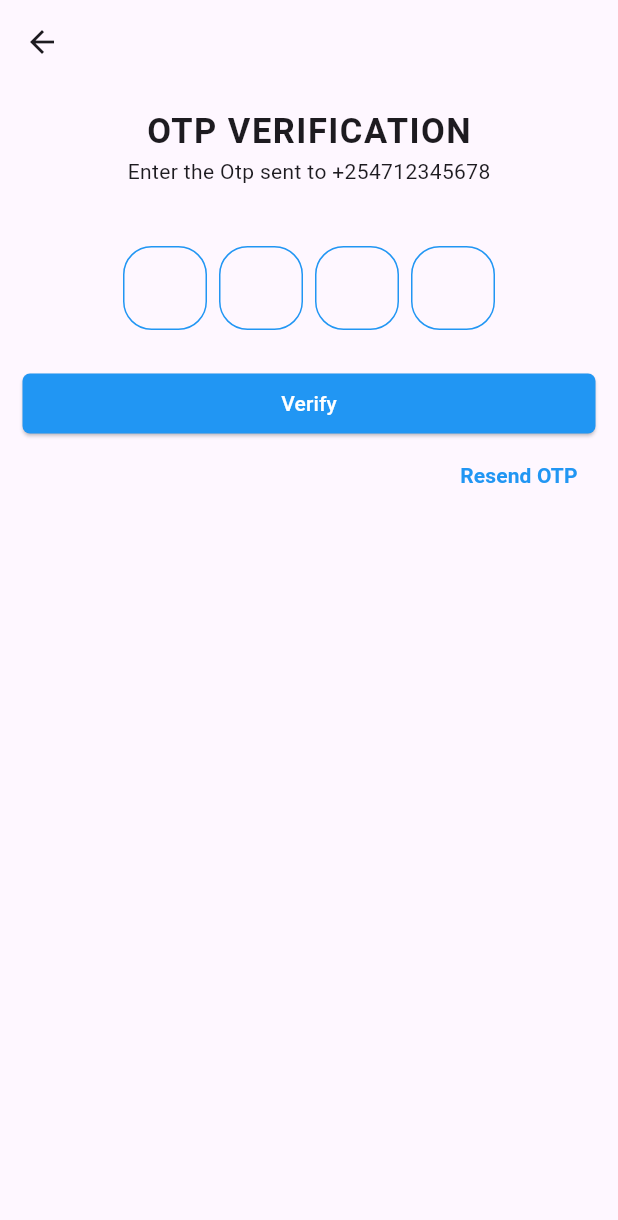
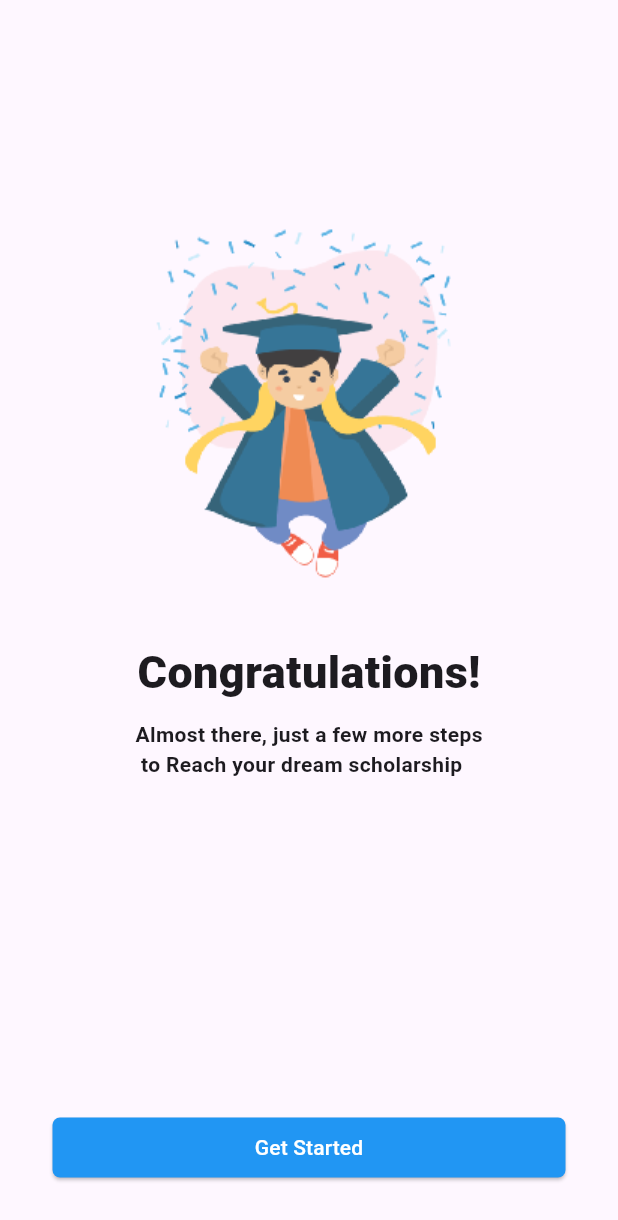
Before and after one commit to Its-Brayan/bursa_in_frontend, a Flutter app: the OTP screen opened by its route, after a tap on "Verify", on a phone screen of 412 x 824 dp. Shown: the top 1220 px of the screen. Run offline on Flutter 3.47's test engine with Material 3 defaults, Android fonts, the phone set to English and light mode, and no system bars; drawn by our look-alikes of pinput.

Commit message:
feat:Congratulatory screen

```diff
--- /dev/null
+++ b/lib/Screens/Authentication/Congratulations.dart
@@ -0,0 +1,50 @@
+import 'package:flutter/material.dart';
+class Congratulations extends StatelessWidget {
+  const Congratulations({super.key});
+
+  @override
+  Widget build(BuildContext context) {
+    return Scaffold(
+     body: SafeArea(child: Column(
+       children: [
+         Padding(
+           padding: const EdgeInsets.fromLTRB(10, 140, 10, 0),
+           child: Center(
+             child: Image.asset("Assets/celebration3.png",
+             width: 650,),
+           ),
+         ),
+         SizedBox(height: 30),
+         Text("Congratulations!",
+         style: TextStyle(
+           fontWeight: FontWeight.w900,
+           fontSize: 30,
+         ),
+         ),
+         SizedBox(height: 10),
+         Text("Almost there, just a few more steps\n to Reach your dream scholarship",
+         style: TextStyle(
+           fontWeight: FontWeight.w700,
+         ),)
+       ],
+     )
+     ),
+      bottomNavigationBar: SizedBox(
+        width: double.infinity,
+        child: Padding(
+          padding: const EdgeInsets.all(35.0),
+          child: ElevatedButton(onPressed: (){}, child: Text("Get Started",
+          style: TextStyle(
+            color: Colors.white,
+          ),),
+          style: ElevatedButton.styleFrom(
+            shape: RoundedRectangleBorder(
+              borderRadius: BorderRadius.circular(5.0),
+            ),
+            backgroundColor: Colors.blue,
+          ),),
+        ),
+      ),
+    );
+  }
+}
--- a/lib/Screens/Authentication/OTP.dart
+++ b/lib/Screens/Authentication/OTP.dart
@@ -104,7 +104,9 @@ class _OTPState extends State<OTP> {
 
              SizedBox(
                 width: double.infinity,
-                child: ElevatedButton(onPressed: (){}, child: Text(
+                child: ElevatedButton(onPressed: (){
+                  Navigator.pushNamed(context, "/congrats");
+                }, child: Text(
                   "Verify",
                   style: TextStyle(
                     color: Colors.white
--- a/lib/main.dart
+++ b/lib/main.dart
@@ -3,6 +3,7 @@ import 'package:bursary_inn/Screens/Authentication/Login.dart';
 import 'package:bursary_inn/Screens/Authentication/Singup.dart';
 import 'package:bursary_inn/Screens/Authentication/AfterSplash.dart';
 import 'package:bursary_inn/Screens/Authentication/OTP.dart';
+import 'package:bursary_inn/Screens/Authentication/Congratulations.dart';
 void main() {
   runApp(const MyApp());
 }
@@ -18,6 +19,7 @@ class MyApp extends StatelessWidget {
       initialRoute: '/aftersplash',
       routes: {
         //Authentication routes
+        '/congrats':(context) => Congratulations(),
         '/otp':(context) => OTP(),
         '/aftersplash':(context) => Aftersplash(),
         '/login':(context) => Login(),
```
Also changed, not shown: Assets/celebration.png (added), Assets/celebration1.png (added), Assets/celebration2.png (added), Assets/celebration3.png (added).
